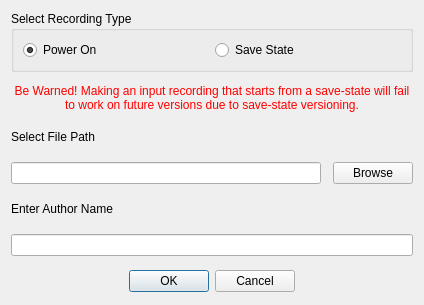
This is pcsx2-qt/Tools/InputRecording/NewInputRecordingDlg.ui in PCSX2/pcsx2 as Qt 5 draws it before an edit. The edited form follows.
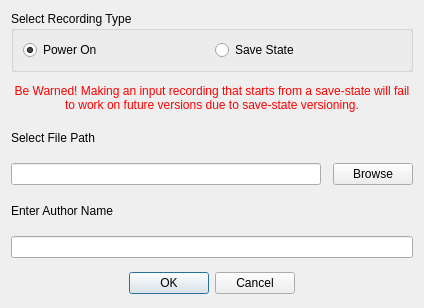
This is the edited form.

The edit to the form file:
```diff
--- a/pcsx2-qt/Tools/InputRecording/NewInputRecordingDlg.ui
+++ b/pcsx2-qt/Tools/InputRecording/NewInputRecordingDlg.ui
@@ -7,7 +7,7 @@
     <x>0</x>
     <y>0</y>
     <width>424</width>
-    <height>305</height>
+    <height>308</height>
    </rect>
   </property>
   <property name="windowTitle">
```
Left out of the diff: 17 changed lines with no effect on the pictures.
